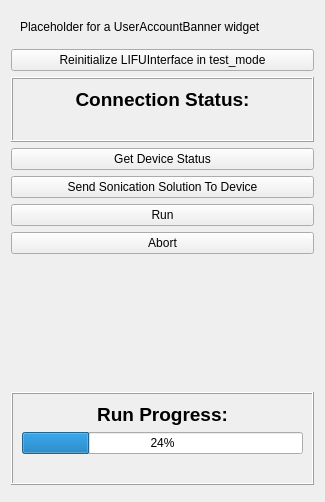
The window that OpenLIFUSonicationControl/Resources/UI/OpenLIFUSonicationControl.ui (OpenwaterHealth/SlicerOpenLIFU) describes before a commit, drawn with Qt 5.
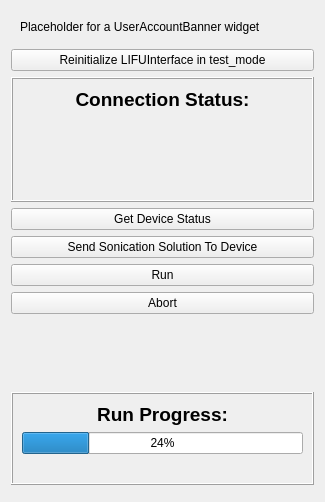
The same window after the commit. Custom widgets are drawn as their Qt base class.

Commit message: sonication control get versions (#482)

Patch:
```diff
--- a/OpenLIFUSonicationControl/Resources/UI/OpenLIFUSonicationControl.ui
+++ b/OpenLIFUSonicationControl/Resources/UI/OpenLIFUSonicationControl.ui
@@ -66,6 +66,27 @@
         </property>
        </widget>
       </item>
+      <item>
+       <widget class="QLabel" name="sdkVersionLabel">
+        <property name="alignment">
+         <set>Qt::AlignCenter</set>
+        </property>
+       </widget>
+      </item>
+      <item>
+       <widget class="QLabel" name="consoleVersionLabel">
+        <property name="alignment">
+         <set>Qt::AlignCenter</set>
+        </property>
+       </widget>
+      </item>
+      <item>
+       <widget class="QLabel" name="txVersionLabel">
+        <property name="alignment">
+         <set>Qt::AlignCenter</set>
+        </property>
+       </widget>
+      </item>
      </layout>
     </widget>
    </item>
```
The commit also changes 3 other files.
